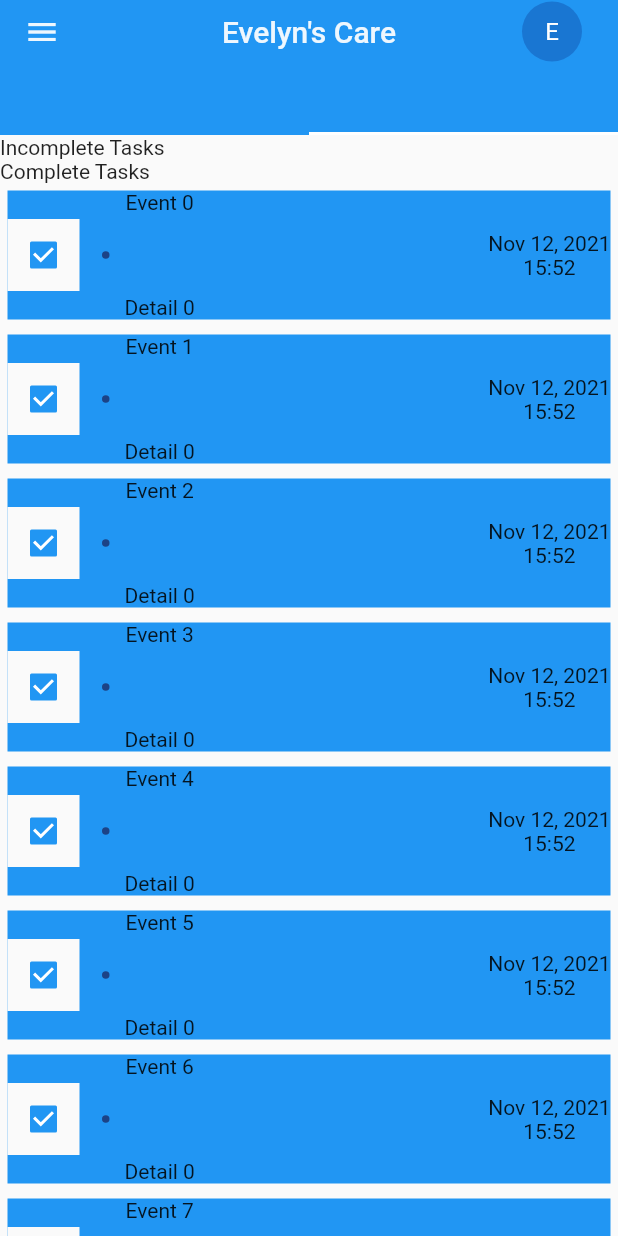
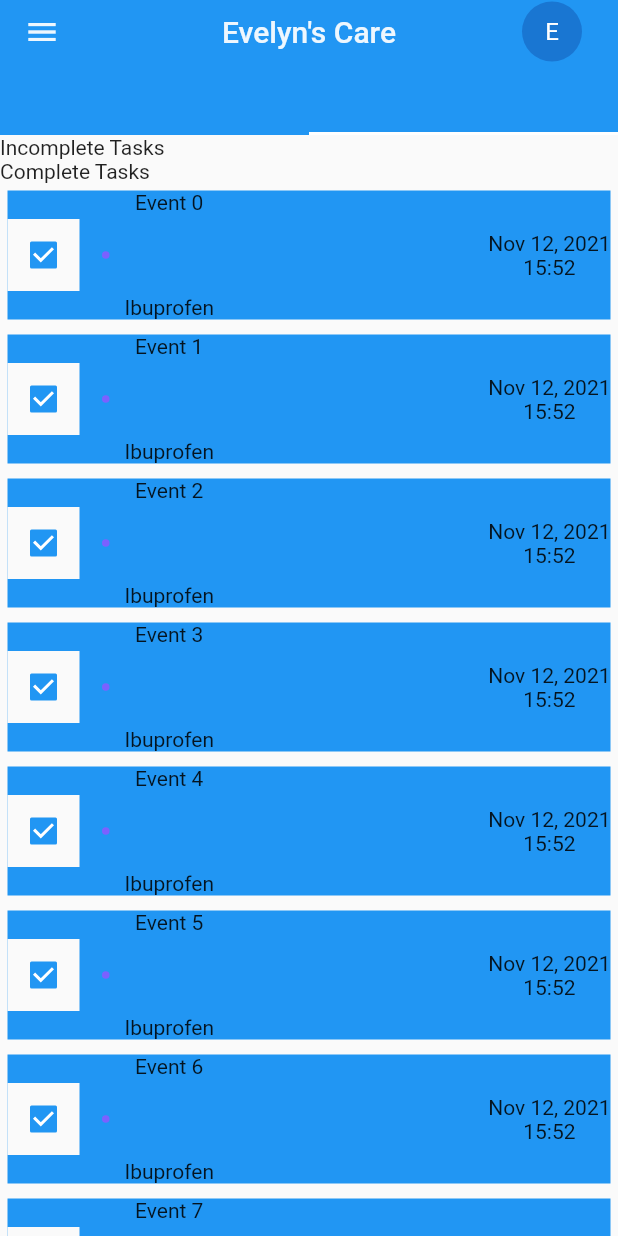
Before and after one commit to jennanatkinson/caregiver-app, a Flutter app: the TasksWidget screen opened directly, tab 2 chosen, on a phone screen of 412 x 824 dp. Run offline on Flutter 3.47's test engine with Material 2 defaults, Android fonts, the phone set to English and light mode, and no system bars.

Commit message:
Set up data access for details and detail types.

```diff
--- /dev/null
+++ b/lib/dao/detail_access_object.dart
@@ -0,0 +1,35 @@
+import 'package:caregiver_app/data_objects/detail.dart';
+
+class DetailAccessObject {
+  static final DetailAccessObject _singleton = DetailAccessObject._internal();
+
+  factory DetailAccessObject() {
+    return _singleton;
+  }
+
+  DetailAccessObject._internal();
+
+  static final List<Detail> detailData = [
+    Detail('D_000000000000', 'Ibuprofen', 'T_000000000000')
+  ];
+
+  static Detail getDetail(String id) {
+    for (int i = 0; i < detailData.length; i++) {
+      if (detailData.elementAt(i).id == id) {
+        return detailData.elementAt(i);
+      }
+    }
+
+    throw 'Detail not found';
+  }
+
+  static bool detailExists(String id) {
+    for (int i = 0; i < detailData.length; i++) {
+      if (detailData.elementAt(i).id == id) {
+        return true;
+      }
+    }
+
+    return false;
+  }
+}
--- /dev/null
+++ b/lib/dao/detail_type_access_object.dart
@@ -0,0 +1,40 @@
+import 'package:caregiver_app/data_objects/detail_type.dart';
+
+class DetailTypeAccessObject {
+  static final DetailTypeAccessObject _singleton =
+      DetailTypeAccessObject._internal();
+
+  factory DetailTypeAccessObject() {
+    return _singleton;
+  }
+
+  DetailTypeAccessObject._internal();
+
+  static final List<DetailType> typeData = [
+    DetailType('T_000000000000', 'Medication', '7B61FF')
+  ];
+
+  static DetailType getDetailType(String id) {
+    for (int i = 0; i < typeData.length; i++) {
+      if (typeData.elementAt(i).id == id) {
+        return typeData.elementAt(i);
+      }
+    }
+
+    throw 'Type not found';
+  }
+
+  static bool typeExists(String id) {
+    for (int i = 0; i < typeData.length; i++) {
+      if (typeData.elementAt(i).id == id) {
+        return true;
+      }
+    }
+
+    return false;
+  }
+
+  static String getTypeColor(String id) {
+    return getDetailType(id).color;
+  }
+}
--- a/lib/dao/event_access_object.dart
+++ b/lib/dao/event_access_object.dart
@@ -1,7 +1,5 @@
-import 'package:caregiver_app/data_objects/event_detail.dart';
-
-import '../data_objects/event.dart';
-import '../data_objects/event_detail.dart';
+import 'package:caregiver_app/dao/detail_access_object.dart';
+import 'package:caregiver_app/data_objects/event.dart';
 
 class EventAccessObject {
   static final EventAccessObject _singleton = EventAccessObject._internal();
@@ -12,19 +10,13 @@ class EventAccessObject {
 
   EventAccessObject._internal();
 
-  final List<Event> eventData = List.generate(
+  static final List<Event> eventData = List.generate(
       10,
-      (int i) => generateRandomEvent(
-          'C_000000000000',
-          'Event $i',
-          List.generate(
-            1,
-            (int i) =>
-                EventDetail('D_000000000000', 'Detail $i', 'T_000000000000'),
-          )),
+      (int i) => generateRandomEvent('C_000000000000', 'Event $i',
+          [DetailAccessObject.getDetail('D_000000000000')]),
       growable: true);
 
-  List<Event> getEvents(
+  static List<Event> getEvents(
     String? id,
     String? name,
     String? carePlanId,
--- /dev/null
+++ b/lib/data_objects/detail.dart
@@ -0,0 +1,7 @@
+class Detail {
+  final String id;
+  String name;
+  final String typeId;
+
+  Detail(this.id, this.name, this.typeId);
+}
--- /dev/null
+++ b/lib/data_objects/detail_type.dart
@@ -0,0 +1,7 @@
+class DetailType {
+  final String id;
+  String name;
+  String color;
+
+  DetailType(this.id, this.name, this.color);
+}
--- a/lib/data_objects/event.dart
+++ b/lib/data_objects/event.dart
@@ -1,19 +1,19 @@
 import 'dart:math';
 
-import 'event_detail.dart';
+import 'package:caregiver_app/data_objects/detail.dart';
 
 class Event {
   final String id;
   String name;
   final String carePlanId;
-  List<EventDetail> eventDetails;
+  List<Detail> details;
   final int createdAt;
   int? dueAt;
   int? completedAt;
   int? notifyAt;
   String? assignedUserId;
 
-  Event(this.id, this.name, this.carePlanId, this.eventDetails, this.createdAt,
+  Event(this.id, this.name, this.carePlanId, this.details, this.createdAt,
       this.dueAt, this.completedAt, this.notifyAt, this.assignedUserId);
 
   toggleComplete() {
@@ -30,7 +30,7 @@ class Event {
 }
 
 Event generateRandomEvent(
-    String carePlanId, String name, List<EventDetail> eventDetails) {
+    String carePlanId, String name, List<Detail> details) {
   var random = Random();
 
   // Generates a number between 10^11 and 10^12
@@ -54,6 +54,6 @@ Event generateRandomEvent(
 
   var assignedUserId = random.nextBool() ? 'U_000000000000' : null;
 
-  return Event('E_$id', name, carePlanId, eventDetails, createdAt, dueAt,
+  return Event('E_$id', name, carePlanId, details, createdAt, dueAt,
       completedAt, notifyAt, assignedUserId);
 }
--- a/lib/data_objects/event_detail.dart
+++ /dev/null
@@ -1,7 +0,0 @@
-class EventDetail {
-  final String id;
-  String name;
-  final String typeId;
-
-  EventDetail(this.id, this.name, this.typeId);
-}
--- a/lib/data_objects/event_detail_type.dart
+++ /dev/null
@@ -1,6 +0,0 @@
-class EventDetailType {
-  final String id;
-  String name;
-
-  EventDetailType(this.id, this.name);
-}
--- a/lib/subwidgets/detail_dot_widget.dart
+++ b/lib/subwidgets/detail_dot_widget.dart
@@ -3,7 +3,8 @@ import 'dart:math';
 import 'package:flutter/material.dart';
 
 class DetailDotWidget extends StatelessWidget {
-  const DetailDotWidget({Key? key}) : super(key: key);
+  const DetailDotWidget({Key? key, required this.typeColor}) : super(key: key);
+  final String typeColor;
   final double dotDiameter = 5.0;
 
   @override
@@ -17,8 +18,7 @@ class DetailDotWidget extends StatelessWidget {
         height: dotDiameter,
         // Shapes the container as a circle
         decoration: BoxDecoration(
-            color: Color((random.nextDouble() * 0xFFFFFF).toInt())
-                .withOpacity(1.0),
+            color: Color(int.parse(typeColor, radix: 16)).withOpacity(1.0),
             shape: BoxShape.circle));
   }
 }
--- a/lib/subwidgets/event_list_item_widget.dart
+++ b/lib/subwidgets/event_list_item_widget.dart
@@ -1,3 +1,4 @@
+import 'package:caregiver_app/dao/detail_type_access_object.dart';
 import 'package:caregiver_app/data_objects/event.dart';
 import 'package:caregiver_app/subwidgets/detail_dot_widget.dart';
 import 'package:caregiver_app/subwidgets/event_timestamp_widget.dart';
@@ -32,9 +33,10 @@ class _EventListItemWidgetState extends State<EventListItemWidget> {
                   })),
           // Event Detail Indicators
           Column(
-              children: widget.event.eventDetails
-                  .map((eventDetail) => const DetailDotWidget())
-                  .toList()),
+              children: widget.event.details.map((detail) {
+            String color = DetailTypeAccessObject.getTypeColor(detail.typeId);
+            return DetailDotWidget(typeColor: color);
+          }).toList()),
           // Event Info
           Column(children: [
             // Event Name
@@ -43,7 +45,7 @@ class _EventListItemWidgetState extends State<EventListItemWidget> {
                 child: Text(widget.event.name)),
             // Event Details
             Row(
-                children: widget.event.eventDetails
+                children: widget.event.details
                     .map((eventDetail) => Text(eventDetail.name))
                     .toList())
           ]),
--- a/lib/subwidgets/event_list_widget.dart
+++ b/lib/subwidgets/event_list_widget.dart
@@ -5,11 +5,11 @@ import 'package:caregiver_app/subwidgets/event_list_item_widget.dart';
 import 'package:flutter/material.dart';
 
 class EventListWidget extends StatefulWidget {
-  EventListWidget({Key? key, required this.currentUser, required this.allTasks})
+  const EventListWidget(
+      {Key? key, required this.currentUser, required this.allTasks})
       : super(key: key);
   final String currentUser;
   final bool allTasks;
-  final EventAccessObject _eventAccessObject = EventAccessObject();
 
   @override
   State<StatefulWidget> createState() => _EventListWidgetState();
@@ -18,16 +18,10 @@ class EventListWidget extends StatefulWidget {
 class _EventListWidgetState extends State<EventListWidget> {
   @override
   Widget build(BuildContext context) {
-    List<Event> incompleteEvents = widget._eventAccessObject.getEvents(
-        null,
-        null,
-        null,
-        null,
-        false,
-        null,
-        widget.allTasks ? null : widget.currentUser);
-    List<Event> completeEvents = widget._eventAccessObject.getEvents(null, null,
-        null, null, true, null, widget.allTasks ? null : widget.currentUser);
+    List<Event> incompleteEvents = EventAccessObject.getEvents(null, null, null,
+        null, false, null, widget.allTasks ? null : widget.currentUser);
+    List<Event> completeEvents = EventAccessObject.getEvents(null, null, null,
+        null, true, null, widget.allTasks ? null : widget.currentUser);
 
     var listItems = <Widget>[
       Text(StringLibrary.getString('TASKS', 'INCOMPLETE_TASKS_HEADER'))
```
